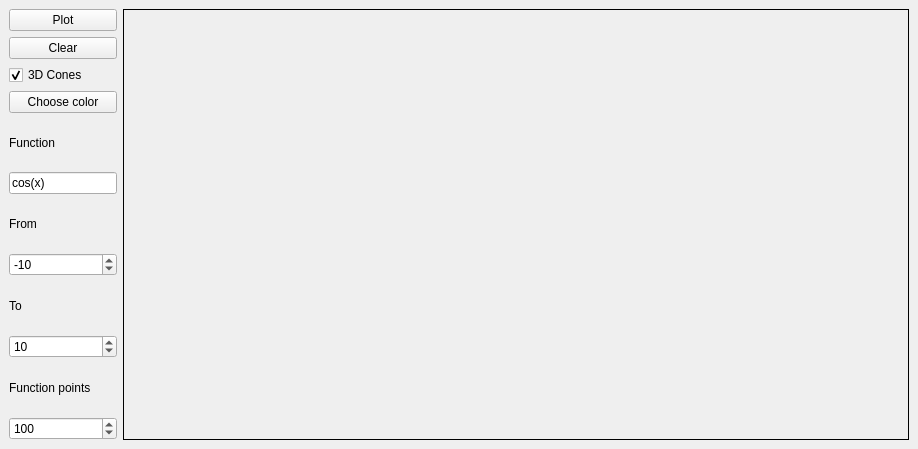
Old version of the form lab_1/gui/mainwindow.ui in the repository Qweyke/pyside-graph-plotter.
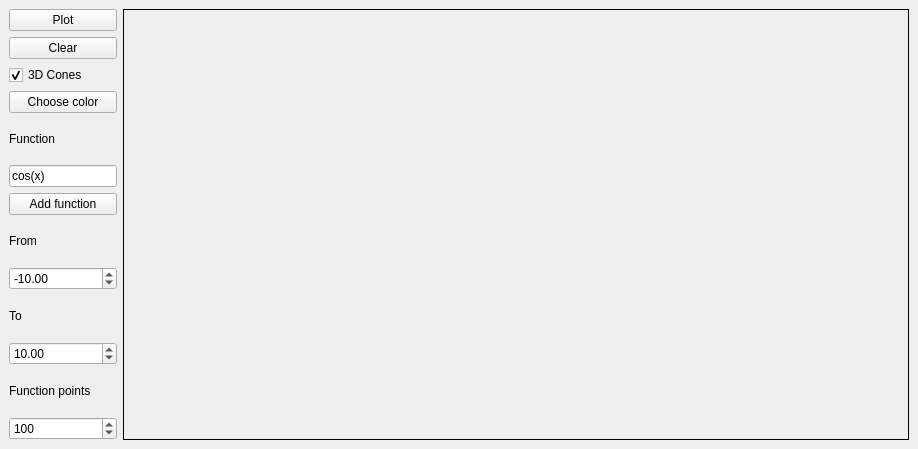
New version of the form. Icons and pictures are not drawn.

The edit to the form file:
```diff
--- a/lab_1/gui/mainwindow.ui
+++ b/lab_1/gui/mainwindow.ui
@@ -89,6 +89,13 @@
         </property>
        </widget>
       </item>
+      <item>
+       <widget class="QPushButton" name="add_btn">
+        <property name="text">
+         <string>Add function</string>
+        </property>
+       </widget>
+      </item>
       <item>
        <widget class="QLabel" name="from_lbl">
         <property name="sizePolicy">
@@ -103,15 +110,15 @@
        </widget>
       </item>
       <item>
-       <widget class="QSpinBox" name="from_spinBox">
+       <widget class="QDoubleSpinBox" name="from_doubleSpinBox">
         <property name="minimum">
-         <number>-999999999</number>
+         <double>-9999.989999999999782</double>
         </property>
         <property name="maximum">
-         <number>999999999</number>
+         <double>9999.989999999999782</double>
         </property>
         <property name="value">
-         <number>-10</number>
+         <double>-10.000000000000000</double>
         </property>
        </widget>
       </item>
@@ -123,15 +130,15 @@
        </widget>
       </item>
       <item>
-       <widget class="QSpinBox" name="to_spinBox">
+       <widget class="QDoubleSpinBox" name="to_doubleSpinBox">
         <property name="minimum">
-         <number>-999999999</number>
+         <double>-9999.989999999999782</double>
         </property>
         <property name="maximum">
-         <number>999999999</number>
+         <double>9999.989999999999782</double>
         </property>
         <property name="value">
-         <number>10</number>
+         <double>10.000000000000000</double>
         </property>
        </widget>
       </item>
```
